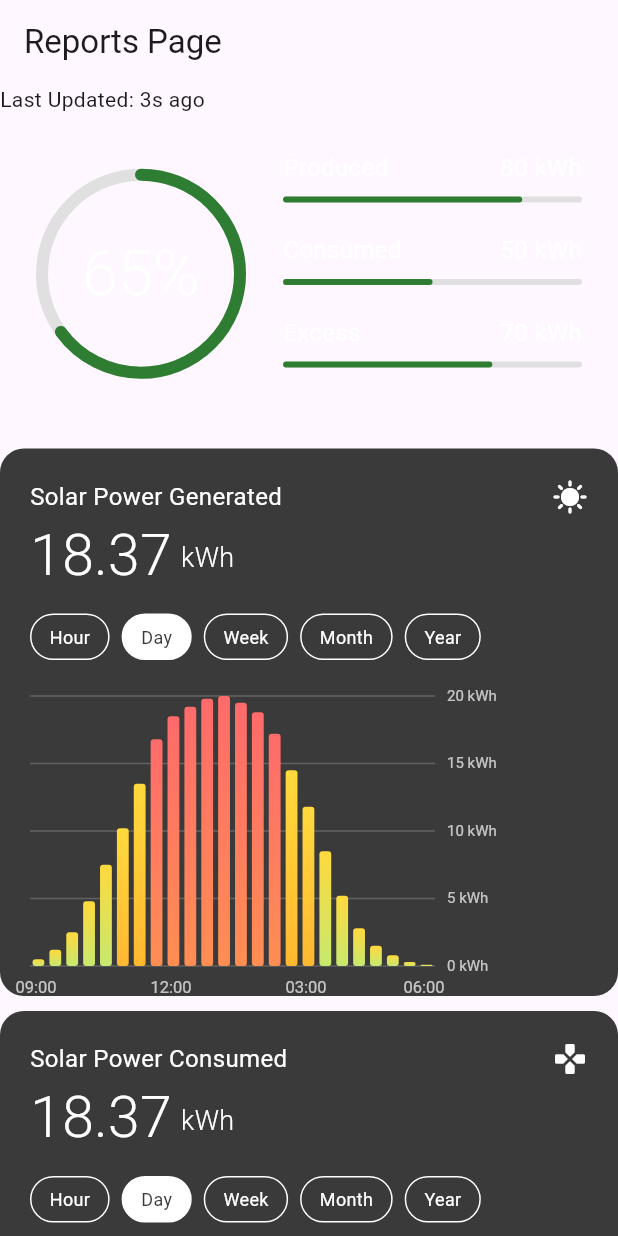
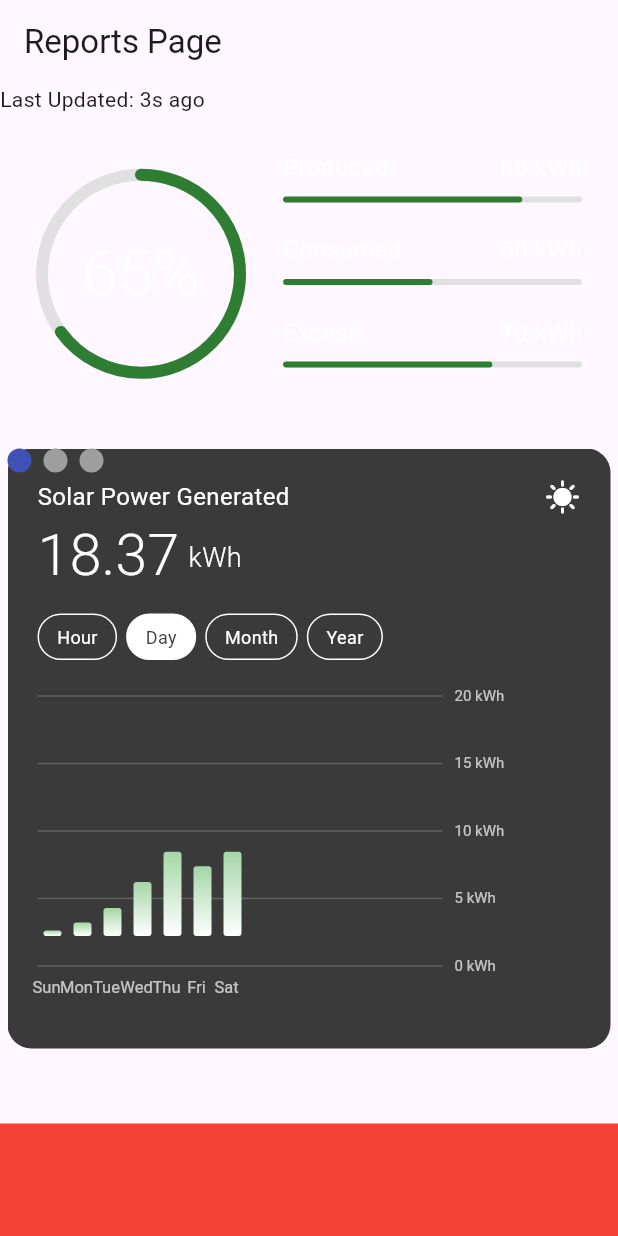
Before and after one commit to zhira03/zesa_project, a Flutter app: the ReportsPage screen opened directly, on a phone screen of 412 x 824 dp. Run offline on Flutter 3.47's test engine with Material 3 defaults, Android fonts, the phone set to English and light mode, and no system bars; drawn by our look-alikes of smooth_page_indicator; our stand-ins replace fl_chart, fluentui_system_icons, flutter_svg, google_fonts, lottie.

Commit message:
Enhance EnergyChart component with daily, monthly, and yearly data; implement gradient color support and update ReportsPage to utilize new data structure with page view.

```diff
--- a/Frontend/zesa_app/lib/components/barGraph.dart
+++ b/Frontend/zesa_app/lib/components/barGraph.dart
@@ -3,10 +3,14 @@ import 'package:flutter/material.dart';
 class EnergyChart extends StatefulWidget {
   final double energyGenerated;
   final List<double> hourlyData; // 24 values for each hour
+  final List<double> dailyData; // 24 values for each day
+  final List<double> monthlyData; // 24 values for each month
+  final List<double> yearlyData; // 24 values for each year
   final String selectedPeriod;
   final Function(String) onPeriodChanged;
   final String title;
   final IconData icon;
+  final List<Color> gradientColors;
 
   const EnergyChart({
     Key? key,
@@ -16,6 +20,10 @@ class EnergyChart extends StatefulWidget {
     required this.onPeriodChanged,
     required this.title,
     required this.icon,
+    required this.gradientColors,
+    required this.dailyData,
+    required this.monthlyData,
+    required this.yearlyData,
   }) : super(key: key);
 
   @override
@@ -23,7 +31,7 @@ class EnergyChart extends StatefulWidget {
 }
 
 class _EnergyChartState extends State<EnergyChart> {
-  final List<String> periods = ['Hour', 'Day', 'Week', 'Month', 'Year'];
+  final List<String> periods = ['Hour', 'Day', 'Month', 'Year'];
 
   @override
   Widget build(BuildContext context) {
@@ -92,7 +100,7 @@ class _EnergyChartState extends State<EnergyChart> {
             children: periods.map((period) {
               final isSelected = period == widget.selectedPeriod;
               return Padding(
-                padding: const EdgeInsets.only(right: 8),
+                padding: const EdgeInsets.only(right:6),
                 child: GestureDetector(
                   onTap: () => widget.onPeriodChanged(period),
                   child: Container(
@@ -129,8 +137,16 @@ class _EnergyChartState extends State<EnergyChart> {
             child: CustomPaint(
               size: Size(270, 180),
               painter: BarChartPainter(
-                data: widget.hourlyData,
+                data: widget.selectedPeriod == 'Hour'
+                    ? widget.hourlyData
+                    : widget.selectedPeriod == 'Day'
+                        ? widget.dailyData
+                            : widget.selectedPeriod == 'Month'
+                                ? widget.monthlyData
+                                : widget.yearlyData,
                 maxValue: 20,
+                gradientColors: widget.gradientColors,
+                selectedPeriod: widget.selectedPeriod,
               ),
             ),
           ),
@@ -143,17 +159,47 @@ class _EnergyChartState extends State<EnergyChart> {
 class BarChartPainter extends CustomPainter {
   final List<double> data;
   final double maxValue;
+  final List<Color> gradientColors;
+  final String selectedPeriod;
 
   BarChartPainter({
+    required this.selectedPeriod,
+    required this.gradientColors,
     required this.data,
     required this.maxValue,
   });
 
+  List<String> _getTimeLabels() {
+  switch (selectedPeriod) {
+    case 'Hour':
+      return ['00:00', '06:00', '12:00', '18:00'];
+
+    case 'Day':
+      return ['Sun','Mon', 'Tue', 'Wed', 'Thu', 'Fri', 'Sat'];
+
+    case 'Month':
+      return ['Jan', 'Mar', 'May', 'Jul', 'Sep', 'Nov'];
+
+    case 'Year':
+      final currentYear = DateTime.now().year;
+      return [
+        '${currentYear - 2}',
+        '${currentYear - 1}',
+        '$currentYear',
+        '${currentYear + 1}',
+        '${currentYear + 2}',
+      ];
+
+    default:
+      return ['00:00', '06:00', '12:00', '18:00'];
+  }
+}
+
   @override
   void paint(Canvas canvas, Size size) {
-    final barWidth = size.width / data.length;
-    final barSpacing = barWidth * 0.3;
-    final actualBarWidth = barWidth - barSpacing;
+    final barWidth = (size.width / data.length).clamp(2.0, 20.0);
+    final actualBarWidth = barWidth * 0.6;
+    final barSpacing = barWidth - actualBarWidth;
 
     // Draw horizontal grid lines
     final gridPaint = Paint()
@@ -189,16 +235,21 @@ class BarChartPainter extends CustomPainter {
     }
 
     // Draw bars
+    final effectiveMaxValue = data.reduce((a, b) => a > b ? a : b) < maxValue
+        ? maxValue
+        : data.reduce((a, b) => a > b ? a : b);
+    final topPadding = 10.0;
+    final bottomPadding = 20.0;
+
     for (int i = 0; i < data.length; i++) {
-      final barHeight = (data[i] / maxValue) * size.height;
+      final barHeight = (data[i] / effectiveMaxValue) * (size.height - topPadding - bottomPadding);
       final x = i * barWidth + barSpacing / 2;
-      final y = size.height - barHeight;
+      final y = size.height - barHeight - bottomPadding;
 
-      // Create gradient based on bar height
       final gradient = LinearGradient(
         begin: Alignment.topCenter,
         end: Alignment.bottomCenter,
-        colors: _getGradientColors(data[i] / maxValue),
+        colors: _getGradientColors(data[i] / effectiveMaxValue),
       );
 
       final rect = Rect.fromLTWH(x, y, actualBarWidth, barHeight);
@@ -215,10 +266,16 @@ class BarChartPainter extends CustomPainter {
     }
 
     // Draw time labels
-    final timeLabels = ['09:00', '12:00', '03:00', '06:00'];
-    final timePositions = [0, data.length ~/ 3, data.length * 2 ~/ 3, data.length - 1];
+    final timeLabels = _getTimeLabels();
+    final labelCount = timeLabels.length;
 
-    for (int i = 0; i < timeLabels.length; i++) {
+  // Generate positions dynamically
+    final timePositions = List.generate(labelCount, (i) {
+      // Spread them evenly across the data indices
+      return (i * (data.length - 1) / (labelCount - 1)).round();
+    });
+
+    for (int i = 0; i < labelCount; i++) {
       final textPainter = TextPainter(
         text: TextSpan(
           text: timeLabels[i],
@@ -232,30 +289,32 @@ class BarChartPainter extends CustomPainter {
       textPainter.layout();
 
       final x = timePositions[i] * barWidth + actualBarWidth / 2 - textPainter.width / 2;
-      textPainter.paint(
-        canvas,
-        Offset(x, size.height + 8),
-      );
+
+      textPainter.paint(canvas, Offset(x, size.height + 8));
     }
   }
 
   List<Color> _getGradientColors(double ratio) {
+  // Use the gradientColors passed to the widget
+    if (gradientColors.length >= 4) {
       if (ratio > 0.75) {
         return [
-        const Color(0xFFff6b6b),
-        const Color(0xFFff8e53),
+          gradientColors[0],
+          gradientColors[1],
         ];
       } else if (ratio > 0.5) {
         return [
-        const Color(0xFFffd93d),
-        const Color(0xFFffb830),
-      ];
-    } else {
-      return [
-        const Color(0xFFffd93d),
-        const Color(0xFFc7e96f),
+          gradientColors[2],
+          gradientColors[3],
         ];
       }
+    }
+
+    // Fallback to default colors
+    return [
+      gradientColors[3],
+      Colors.white,
+    ];
   }
 
   @override
--- a/Frontend/zesa_app/lib/screens/prosumer/pages/settingsPage.dart
+++ b/Frontend/zesa_app/lib/screens/prosumer/pages/settingsPage.dart
@@ -2,6 +2,7 @@ import 'package:WattTrade/components/barGraph.dart';
 import 'package:WattTrade/components/pieChart.dart';
 import 'package:fl_chart/fl_chart.dart';
 import 'package:flutter/material.dart';
+import 'package:smooth_page_indicator/smooth_page_indicator.dart';
 
 class ReportsPage extends StatefulWidget {
   const ReportsPage({super.key});
@@ -12,11 +13,39 @@ class ReportsPage extends StatefulWidget {
 
 class _ReportsPageState extends State<ReportsPage> {
   String selectedPeriod = 'Day';
+  final _controller = PageController();
 
   final List<double> hourlyData = [
-    0.5, 1.2, 2.5, 4.8, 7.5, 10.2, 13.5, 16.8, 18.5, 19.2, 19.8, 20.0,
-    19.5, 18.8, 17.2, 14.5, 11.8, 8.5, 5.2, 2.8, 1.5, 0.8, 0.3, 0.1,
+    0.5, 1.2, 2.5, 4.8, 7.5, 6.2, 7.5, 16.8, 18.5, 10.2, 12.8, 14.0,
+    14.5, 15.8, 14.2, 14.5, 11.8, 8.5, 5.2, 2.8, 1.5, 0.8, 0.3, 0.1,
   ];
+
+  // Daily data - 24 hours
+  final List<double> dailyData = [
+    0.5, //sunday 1st day
+    1.2, // monday
+    2.5, //tuesday
+    4.8, //wednesday
+    7.5, //thursday
+    6.2, //friday
+    7.5, //saturday
+  ];
+
+  // Monthly data - 30/31 days
+  final List<double> monthlyData = [
+    45.2, 48.5, 52.3, 49.8, 55.6, 58.2, 60.5, 62.8, 59.3, 61.5,
+    63.2, 65.8
+  ];
+
+  // Yearly data - 12 months
+  final List<double> yearlyData = [
+    400, // 2 years ago
+    500, // last year
+    325, // currently
+    845, // next year (projection)
+    0 // 2 years from now
+  ];
+
 
   @override
   Widget build(BuildContext context) {
@@ -50,45 +79,99 @@ class _ReportsPageState extends State<ReportsPage> {
               ),
             ),
             const SizedBox(height: 10),
+            Padding(
+              padding: const EdgeInsets.symmetric(horizontal: 5),
+              child: Stack(
+                children: [
+                  SizedBox(
+                    height: 400,
+                    child: PageView(
+                      controller: _controller,
+                      scrollDirection: Axis.horizontal,
+                      children: [
                         EnergyChart(
                           title: 'Solar Power Generated',
                           icon: Icons.sunny,
                           energyGenerated: 18.37,
                           hourlyData: hourlyData,
+                          dailyData: dailyData,
+                          monthlyData: monthlyData,
+                          yearlyData: yearlyData,
                           selectedPeriod: selectedPeriod,
                           onPeriodChanged: (period) {
                             setState(() {
                               selectedPeriod = period;
                             });
                           },
+                          gradientColors: [
+                            Colors.green.shade700,
+                            Colors.green.shade600,
+                            Colors.green.shade400,
+                            Colors.green.shade200,
+                          ],
                         ),
-            const SizedBox(height: 10),
                         EnergyChart(
                           title: 'Solar Power Consumed',
                           icon: Icons.games_rounded,
                           energyGenerated: 18.37,
                           hourlyData: hourlyData,
+                          dailyData: dailyData,
+                          monthlyData: monthlyData,
+                          yearlyData: yearlyData,
                           selectedPeriod: selectedPeriod,
                           onPeriodChanged: (period) {
                             setState(() {
                               selectedPeriod = period;
                             });
                           },
+                          gradientColors: [
+                            Colors.red.shade700,
+                            Colors.red.shade600,
+                            Colors.red.shade400,
+                            Colors.red.shade200,
+                          ],
                         ),
-            const SizedBox(height: 10),
                         EnergyChart(
                           title: 'Solar Power sold',
                           icon: Icons.sell,
                           energyGenerated: 18.37,
                           hourlyData: hourlyData,
+                          dailyData: dailyData,
+                          monthlyData: monthlyData,
+                          yearlyData: yearlyData,
                           selectedPeriod: selectedPeriod,
                           onPeriodChanged: (period) {
                             setState(() {
                               selectedPeriod = period;
                             });
                           },
+                          gradientColors: [
+                            Colors.blue.shade700,
+                            Colors.blue.shade600,
+                            Colors.blue.shade400,
+                            Colors.blue.shade200,
+                          ],
                         ),
-            const SizedBox(height: 10),
+                      ]
+                    ),
+                  ),
+                  Align(
+                    alignment: Alignment.bottomLeft,
+                    child: SmoothPageIndicator(
+                      controller: _controller,
+                      count: 3,
+                      effect: JumpingDotEffect(),
+                    ),
+                  )
+                ],
+              ),
+            ),
+            const SizedBox(height: 50),
+            Container(
+              height: 200,
+              width: double.infinity,
+              color: Colors.red,
+            )
           ],
         ),
       ),
```
Lines whose indentation alone changed are shown as unchanged.
